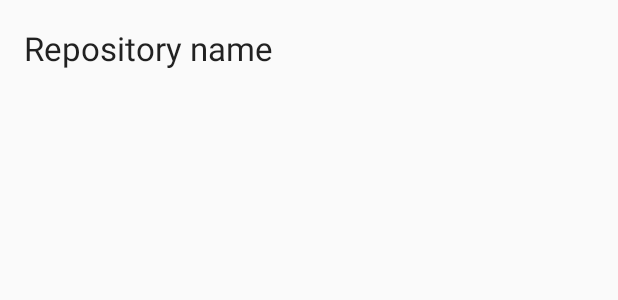
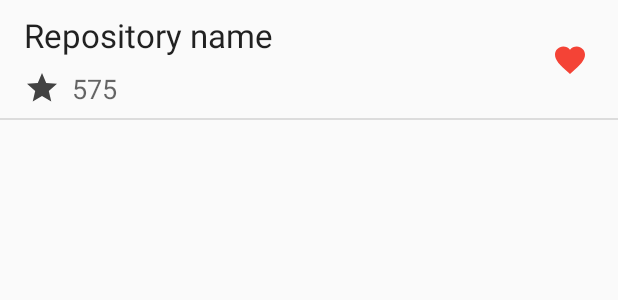
Before and after one commit to AntonShapovalov/GitHub-FavoriteRepo, an Android app: the layout list_item.xml on its own in the app's theme, with its tools: preview values and no code run, on a phone screen of 412 x 824 dp. Shown: the top 300 px of the screen. Run offline under Robolectric (Android 15) with nearby library versions, the phone set to English and light mode, and no system bars.

Commit message:
repos list item

```diff
--- a/app/src/main/java/concept/githubfavoriterepo/ui/list/ReposListAdapter.kt
+++ b/app/src/main/java/concept/githubfavoriterepo/ui/list/ReposListAdapter.kt
@@ -30,6 +30,9 @@ class ReposListAdapter(private val onItemClick: (Int) -> Unit) :
         val item = items[position]
         val view = holder.itemView
         view.textViewRepositoryName.text = item.name
+        view.textViewStarCount.text = item.stargazers_count.toString()
+        val resId = if (item.isFavorite) R.drawable.ic_favorite_filled else R.drawable.ic_favorite_border
+        view.imageViewFavorite.setImageResource(resId)
     }
 
     override fun getItemCount(): Int = items.size
--- /dev/null
+++ b/app/src/main/res/drawable/ic_favorite_filled.xml
@@ -0,0 +1,10 @@
+<vector xmlns:android="http://schemas.android.com/apk/res/android"
+    android:width="24dp"
+    android:height="24dp"
+    android:tint="#F44336"
+    android:viewportWidth="24.0"
+    android:viewportHeight="24.0">
+    <path
+        android:fillColor="#FF000000"
+        android:pathData="M12,21.35l-1.45,-1.32C5.4,15.36 2,12.28 2,8.5 2,5.42 4.42,3 7.5,3c1.74,0 3.41,0.81 4.5,2.09C13.09,3.81 14.76,3 16.5,3 19.58,3 22,5.42 22,8.5c0,3.78 -3.4,6.86 -8.55,11.54L12,21.35z" />
+</vector>
--- /dev/null
+++ b/app/src/main/res/drawable/ic_star_filled.xml
@@ -0,0 +1,10 @@
+<vector xmlns:android="http://schemas.android.com/apk/res/android"
+    android:width="24dp"
+    android:height="24dp"
+    android:tint="#424242"
+    android:viewportWidth="24.0"
+    android:viewportHeight="24.0">
+    <path
+        android:fillColor="#FF000000"
+        android:pathData="M12,17.27L18.18,21l-1.64,-7.03L22,9.24l-7.19,-0.61L12,2 9.19,8.63 2,9.24l5.46,4.73L5.82,21z" />
+</vector>
--- a/app/src/main/res/layout/list_item.xml
+++ b/app/src/main/res/layout/list_item.xml
@@ -3,9 +3,8 @@
     xmlns:app="http://schemas.android.com/apk/res-auto"
     xmlns:tools="http://schemas.android.com/tools"
     android:layout_width="match_parent"
-    android:layout_height="?android:listPreferredItemHeight"
+    android:layout_height="?android:listPreferredItemHeightLarge"
     android:orientation="vertical">
-
 
     <TextView
         android:id="@+id/textViewRepositoryName"
@@ -13,14 +12,52 @@
         android:layout_height="wrap_content"
         android:layout_marginStart="16dp"
         android:layout_marginLeft="16dp"
-        android:layout_marginTop="8dp"
-        android:layout_marginEnd="16dp"
-        android:layout_marginRight="16dp"
-        android:layout_marginBottom="8dp"
+        android:layout_marginEnd="8dp"
+        android:layout_marginRight="8dp"
         android:textAppearance="@style/TextAppearance.AppCompat.Large"
-        app:layout_constraintBottom_toBottomOf="parent"
-        app:layout_constraintEnd_toEndOf="parent"
+        app:layout_constraintBottom_toTopOf="@+id/textViewStarCount"
+        app:layout_constraintEnd_toStartOf="@+id/imageViewFavorite"
         app:layout_constraintStart_toStartOf="parent"
         app:layout_constraintTop_toTopOf="parent"
         tools:text="Repository name" />
+
+    <TextView
+        android:id="@+id/textViewStarCount"
+        android:layout_width="wrap_content"
+        android:layout_height="wrap_content"
+        android:layout_marginStart="16dp"
+        android:layout_marginLeft="16dp"
+        android:drawableStart="@drawable/ic_star_filled"
+        android:drawableLeft="@drawable/ic_star_filled"
+        android:drawablePadding="8dp"
+        android:textAppearance="@style/TextAppearance.AppCompat.Medium"
+        app:layout_constraintBottom_toBottomOf="parent"
+        app:layout_constraintStart_toStartOf="parent"
+        app:layout_constraintTop_toBottomOf="@+id/textViewRepositoryName"
+        tools:text="575" />
+
+    <ImageView
+        android:id="@+id/imageViewFavorite"
+        style="@style/Widget.AppCompat.ActionButton"
+        android:layout_width="wrap_content"
+        android:layout_height="wrap_content"
+        android:layout_marginTop="8dp"
+        android:layout_marginEnd="8dp"
+        android:layout_marginRight="8dp"
+        android:layout_marginBottom="8dp"
+        android:src="@drawable/ic_favorite_filled"
+        app:layout_constraintBottom_toBottomOf="parent"
+        app:layout_constraintEnd_toEndOf="parent"
+        app:layout_constraintTop_toTopOf="parent"
+        tools:ignore="ContentDescription" />
+
+    <View
+        android:id="@+id/viewDivider"
+        android:layout_width="0dp"
+        android:layout_height="1dp"
+        android:background="?android:attr/listDivider"
+        app:layout_constraintBottom_toBottomOf="parent"
+        app:layout_constraintEnd_toEndOf="parent"
+        app:layout_constraintStart_toStartOf="parent" />
+
 </androidx.constraintlayout.widget.ConstraintLayout>
```
Also changed, not shown: app/src/main/res/drawable/ic_favorite_border.xml (added, +10 -0 lines), app/src/main/res/layout/fragment_repo_details.xml (+19 -3 lines).
